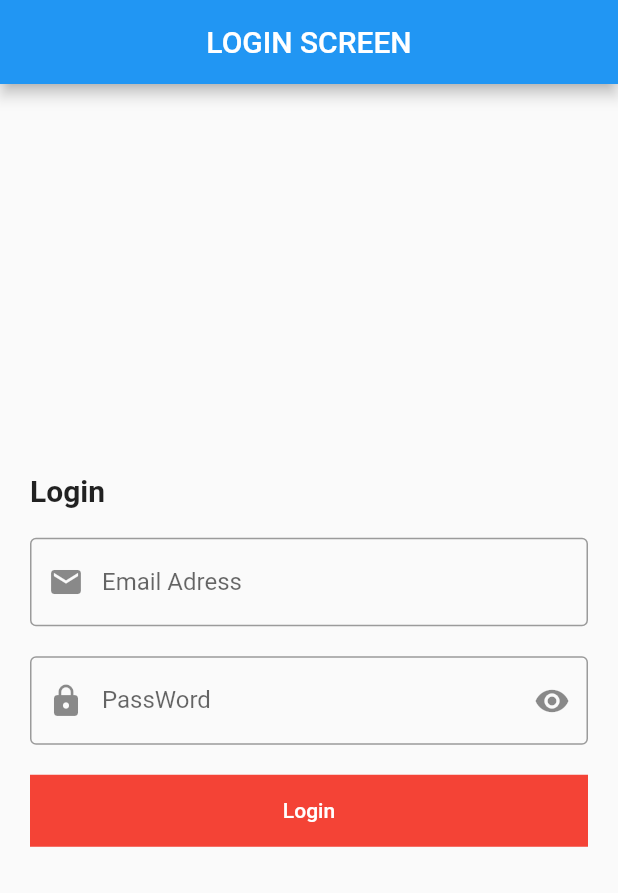
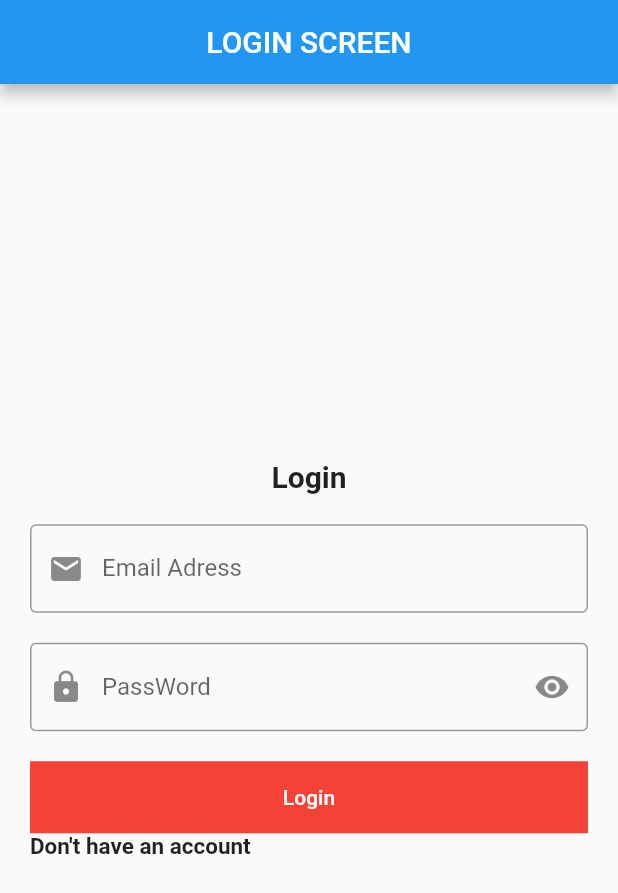
Before and after one commit to Devsaci/logine_sceen_mansour, a Flutter app: the screen it shows after launch, on a phone screen of 412 x 824 dp. Shown: the top 893 px of the screen. Run offline on Flutter 3.47's test engine with Material 2 defaults, Android fonts, the phone set to English and light mode, and no system bars.

Commit message:
Row /Text

```diff
--- a/lib/login_screen.dart
+++ b/lib/login_screen.dart
@@ -4,6 +4,7 @@ import 'dart:ui';
 
 import 'package:flutter/cupertino.dart';
 import 'package:flutter/material.dart';
+import 'package:flutter/painting.dart';
 
 class LoginScreen extends StatelessWidget {
   LoginScreen({Key? key}) : super(key: key);
@@ -19,9 +20,9 @@ class LoginScreen extends StatelessWidget {
       ),
       body: Center(
         child: SingleChildScrollView(
-          padding: EdgeInsets.symmetric(vertical: 10,horizontal: 20),
+          padding: EdgeInsets.symmetric(vertical: 20, horizontal: 20),
           child: Column(
-            crossAxisAlignment: CrossAxisAlignment.start,
+            // crossAxisAlignment: CrossAxisAlignment.start,
             children: [
               Text(
                 'Login',
@@ -87,7 +88,13 @@ class LoginScreen extends StatelessWidget {
                     print(passwordController.text);
                   },
                 ),
-              )
+              ),
+              Row(
+                children: const [
+                  Text("Don\'t have an account", style: TextStyle(
+                      fontSize: 15, fontWeight: FontWeight.bold),),
+                ],
+              ),
             ],
           ),
         ),
```
